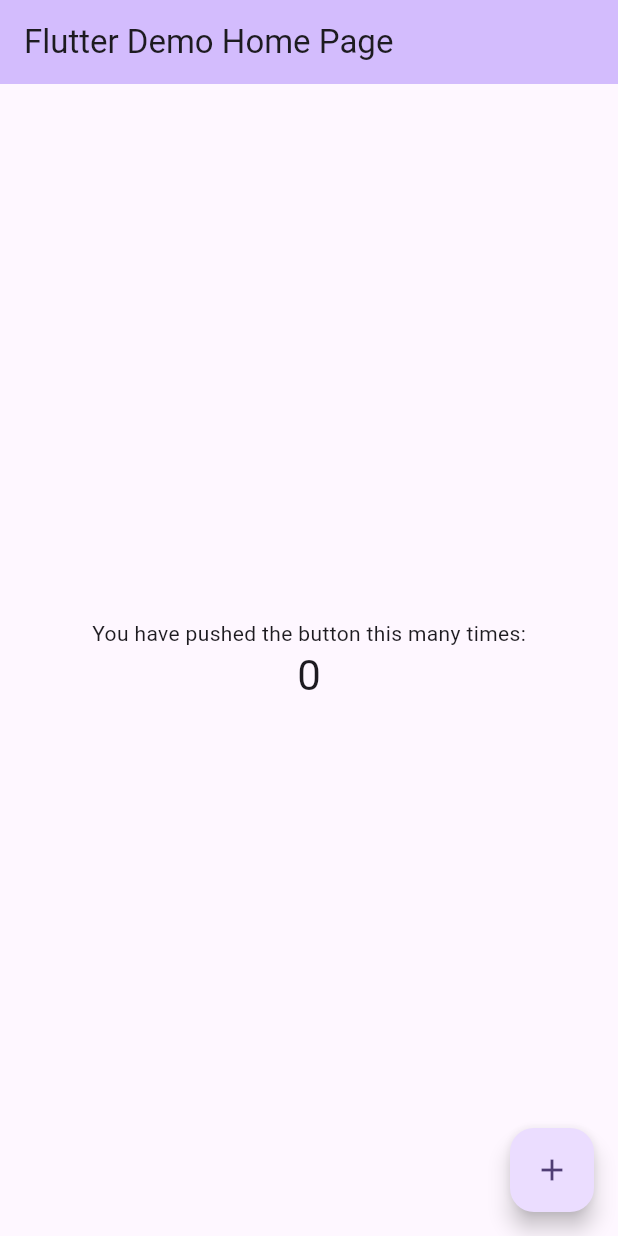
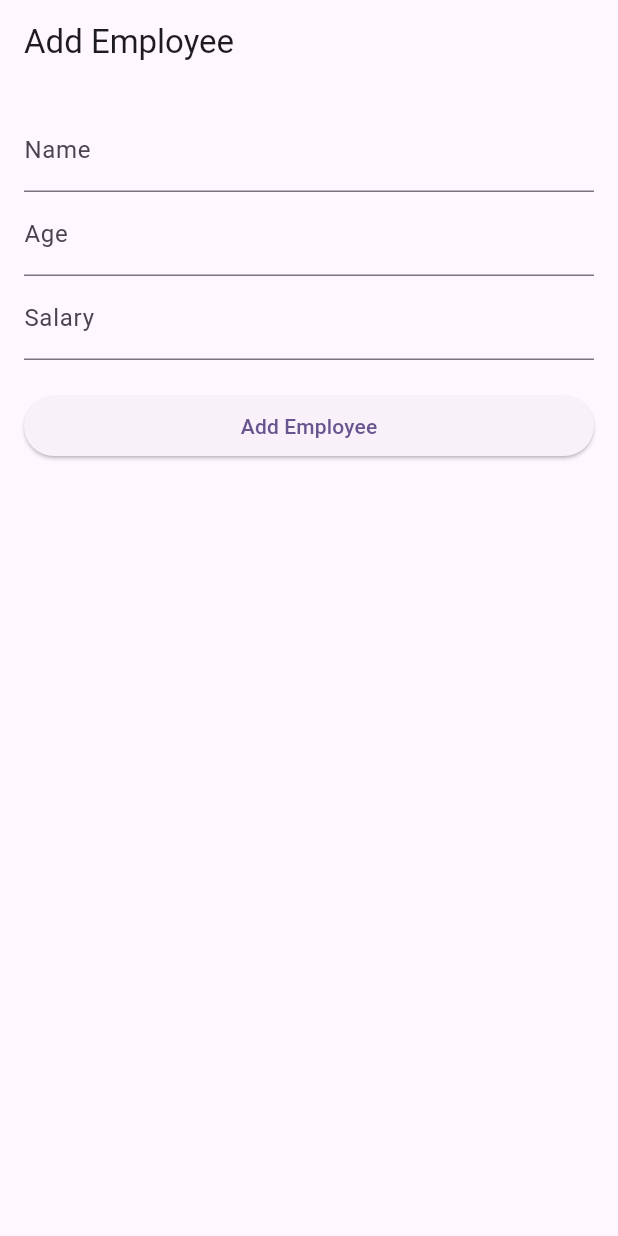
Before and after one commit to Durjoydattaprantho/test1, a Flutter app: the screen it shows after launch, on a phone screen of 412 x 824 dp. Run offline on Flutter 3.47's test engine with Material 3 defaults, Android fonts, the phone set to English and light mode, and no system bars.

Commit message:
main file update

```diff
--- a/lib/main.dart
+++ b/lib/main.dart
@@ -1,4 +1,5 @@
 import 'package:flutter/material.dart';
+import 'package:test1/test2.dart';
 
 void main() {
   runApp(const MyApp());
@@ -13,113 +14,10 @@ class MyApp extends StatelessWidget {
     return MaterialApp(
       title: 'Flutter Demo',
       theme: ThemeData(
-        // This is the theme of your application.
-        //
-        // TRY THIS: Try running your application with "flutter run". You'll see
-        // the application has a purple toolbar. Then, without quitting the app,
-        // try changing the seedColor in the colorScheme below to Colors.green
-        // and then invoke "hot reload" (save your changes or press the "hot
-        // reload" button in a Flutter-supported IDE, or press "r" if you used
-        // the command line to start the app).
-        //
-        // Notice that the counter didn't reset back to zero; the application
-        // state is not lost during the reload. To reset the state, use hot
-        // restart instead.
-        //
-        // This works for code too, not just values: Most code changes can be
-        // tested with just a hot reload.
         colorScheme: ColorScheme.fromSeed(seedColor: Colors.deepPurple),
         useMaterial3: true,
       ),
-      home: const MyHomePage(title: 'Flutter Demo Home Page'),
+      home: test2(),
     );
   }
 }
-
-class MyHomePage extends StatefulWidget {
-  const MyHomePage({super.key, required this.title});
-
-  // This widget is the home page of your application. It is stateful, meaning
-  // that it has a State object (defined below) that contains fields that affect
-  // how it looks.
-
-  // This class is the configuration for the state. It holds the values (in this
-  // case the title) provided by the parent (in this case the App widget) and
-  // used by the build method of the State. Fields in a Widget subclass are
-  // always marked "final".
-
-  final String title;
-
-  @override
-  State<MyHomePage> createState() => _MyHomePageState();
-}
-
-class _MyHomePageState extends State<MyHomePage> {
-  int _counter = 0;
-
-  void _incrementCounter() {
-    setState(() {
-      // This call to setState tells the Flutter framework that something has
-      // changed in this State, which causes it to rerun the build method below
-      // so that the display can reflect the updated values. If we changed
-      // _counter without calling setState(), then the build method would not be
-      // called again, and so nothing would appear to happen.
-      _counter++;
-    });
-  }
-
-  @override
-  Widget build(BuildContext context) {
-    // This method is rerun every time setState is called, for instance as done
-    // by the _incrementCounter method above.
-    //
-    // The Flutter framework has been optimized to make rerunning build methods
-    // fast, so that you can just rebuild anything that needs updating rather
-    // than having to individually change instances of widgets.
-    return Scaffold(
-      appBar: AppBar(
-        // TRY THIS: Try changing the color here to a specific color (to
-        // Colors.amber, perhaps?) and trigger a hot reload to see the AppBar
-        // change color while the other colors stay the same.
-        backgroundColor: Theme.of(context).colorScheme.inversePrimary,
-        // Here we take the value from the MyHomePage object that was created by
-        // the App.build method, and use it to set our appbar title.
-        title: Text(widget.title),
-      ),
-      body: Center(
-        // Center is a layout widget. It takes a single child and positions it
-        // in the middle of the parent.
-        child: Column(
-          // Column is also a layout widget. It takes a list of children and
-          // arranges them vertically. By default, it sizes itself to fit its
-          // children horizontally, and tries to be as tall as its parent.
-          //
-          // Column has various properties to control how it sizes itself and
-          // how it positions its children. Here we use mainAxisAlignment to
-          // center the children vertically; the main axis here is the vertical
-          // axis because Columns are vertical (the cross axis would be
-          // horizontal).
-          //
-          // TRY THIS: Invoke "debug painting" (choose the "Toggle Debug Paint"
-          // action in the IDE, or press "p" in the console), to see the
-          // wireframe for each widget.
-          mainAxisAlignment: MainAxisAlignment.center,
-          children: <Widget>[
-            const Text(
-              'You have pushed the button this many times:',
-            ),
-            Text(
-              '$_counter',
-              style: Theme.of(context).textTheme.headlineMedium,
-            ),
-          ],
-        ),
-      ),
-      floatingActionButton: FloatingActionButton(
-        onPressed: _incrementCounter,
-        tooltip: 'Increment',
-        child: const Icon(Icons.add),
-      ), // This trailing comma makes auto-formatting nicer for build methods.
-    );
-  }
-}
--- a/lib/test2.dart
+++ b/lib/test2.dart
@@ -0,0 +1,83 @@
+import 'package:flutter/material.dart';
+
+class test2 extends StatefulWidget {
+  @override
+  _test2State createState() => _test2State();
+}
+
+class _test2State extends State<test2> {
+  final _formKey = GlobalKey<FormState>();
+  final _nameController = TextEditingController();
+  final _ageController = TextEditingController();
+  final _salaryController = TextEditingController();
+  @override
+  Widget build(BuildContext context) {
+    return Scaffold(
+      appBar: AppBar(
+        title: Text('Add Employee'),
+      ),
+      body: Padding(
+        padding: const EdgeInsets.all(16.0),
+        child: Form(
+          key: _formKey,
+          child: Column(
+            crossAxisAlignment: CrossAxisAlignment.stretch,
+            children: [
+              TextFormField(
+                controller: _nameController,
+                decoration: InputDecoration(labelText: 'Name'),
+                validator: (value) {
+                  if (value == null || value.isEmpty) {
+                    return 'Please Enter Your name';
+                  }
+                  return null;
+                },
+              ),
+              TextFormField(
+                controller: _ageController,
+                decoration: InputDecoration(labelText: 'Age'),
+                keyboardType: TextInputType.number,
+                validator: (value) {
+                  if (value == null || value.isEmpty) {
+                    return 'Please enter Your age';
+                  }
+                  if (int.tryParse(value) == null) {
+                    return 'Please enter Your valid number';
+                  }
+                  return null;
+                },
+              ),
+              TextFormField(
+                controller: _salaryController,
+                decoration: InputDecoration(labelText: 'Salary'),
+                keyboardType: TextInputType.number,
+                validator: (value) {
+                  if (value == null || value.isEmpty) {
+                    return 'Please enter Your salary';
+                  }
+                  if (double.tryParse(value) == null) {
+                    return 'Please enter Your valid number';
+                  }
+                  return null;
+                },
+              ),
+              SizedBox(height: 20),
+              ElevatedButton(
+                onPressed: () {
+                  if (_formKey.currentState!.validate()) {
+                    String name = _nameController.text;
+                    int age = int.parse(_ageController.text);
+                    double salary = double.parse(_salaryController.text);
+                    print('Name: $name, Age: $age, Salary: $salary');
+                    _formKey.currentState!.reset();
+                  }
+                },
+                child: Text('Add Employee'),
+              ),
+            ],
+          ),
+        ),
+      ),
+    );
+  }
+}
```
Also changed, not shown: 1 other file.
